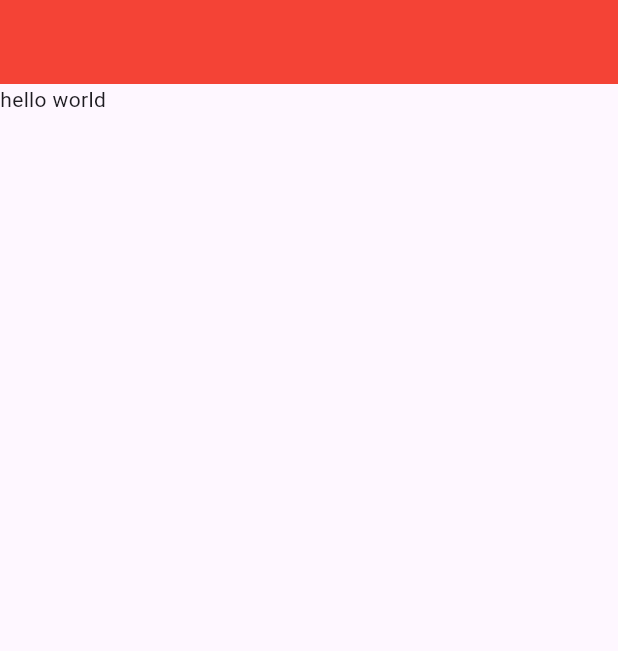
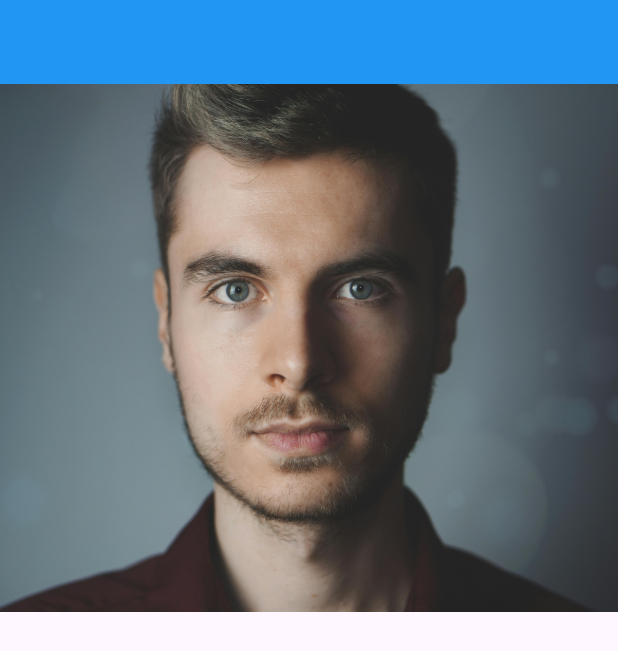
Before and after one commit to OucheneMohamedNourElIslem658/flutter_learnnig, a Flutter app: the screen it shows after launch, on a phone screen of 412 x 824 dp. Shown: the top 651 px of the screen. Run offline on Flutter 3.47's test engine with Material 3 defaults, Android fonts, the phone set to English and light mode, and no system bars.

Commit message:
session 2

```diff
--- a/lib/main.dart
+++ b/lib/main.dart
@@ -1,3 +1,4 @@
+import 'package:flutter/cupertino.dart';
 import 'package:flutter/material.dart';
 
 void main(){
@@ -12,6 +13,7 @@ class MyApp extends StatelessWidget {
   @override
   Widget build(BuildContext context) {
     return const MaterialApp(
+      debugShowCheckedModeBanner: false,
       home: HomeScreen(),
     );
   }
@@ -24,10 +26,90 @@ class HomeScreen extends StatelessWidget {
   Widget build(BuildContext context) {
     return Scaffold(
       appBar: AppBar(
-        backgroundColor: Colors.red,
+        backgroundColor: Colors.blue,
       ),
 
-      body: const Text("hello world"),
+      // body: const Center(
+      //   child: Text(
+      //     "Hello world",
+      //     style: TextStyle(
+      //       color: Color.fromARGB(100, 196, 7, 1),
+      //       fontSize: 50,
+      //       fontWeight: FontWeight.bold,
+      //     ),
+      //   ),
+      // ),
+
+      // body: Center(
+      //   child: Container(
+      //     height: 200,
+      //     width: 200,
+      //     decoration: BoxDecoration(
+      //       gradient: const LinearGradient(
+      //         begin: Alignment.topLeft,
+      //         end: Alignment.center,
+      //         colors: [
+      //           Colors.blue,
+      //           Colors.green
+      //         ]
+      //       ),
+      //       borderRadius: const BorderRadius.vertical(
+      //         bottom: Radius.circular(20)
+      //       ),
+      //       boxShadow: [
+      //         BoxShadow(
+      //           color: Colors.black.withOpacity(0.2),
+      //           offset: const Offset(10, 10),
+      //           spreadRadius: 20,
+      //           blurRadius: 20
+      //         ),
+      //       ]
+      //     ),
+      //   ),
+      // ),
+
+      // body: Center(
+      //   child: Container(
+      //     height: 200,
+      //     width: 200,
+      //     alignment: Alignment.center,
+      //     decoration: const BoxDecoration(
+      //       color: Colors.red,
+      //     ),
+      //     child: const Text(
+      //       "Hello world",
+      //       style: TextStyle(
+      //         fontSize: 30
+      //       ),
+      //     ),
+      //   ),
+      // ),
+
+      // body: const Center(
+      //   child: Icon(
+      //     // CupertinoIcons.home,
+      //     Icons.delete_forever_rounded,
+      //     size: 300,
+      //   ),
+      // ),
+
+      // body: Center(
+      //   child: Container(
+      //     height: 200,
+      //     width: 300,
+      //     color: Colors.red,
+      //     child: const Image(
+      //       image: NetworkImage("https://t3.ftcdn.net/jpg/02/99/04/20/360_F_299042079_vGBD7wIlSeNl7vOevWHiL93G4koMM967.jpg"),
+      //       height: 300,
+      //       width: 300,
+      //       fit: BoxFit.cover,
+      //     ),
+      //   ),
+      // ),
+
+      body: Image(
+        image: AssetImage('images/person.jpg'),
+      ),
     );
   }
 }
--- a/pubspec.yaml
+++ b/pubspec.yaml
@@ -59,9 +59,8 @@ flutter:
   uses-material-design: true
 
   # To add assets to your application, add an assets section, like this:
-  # assets:
-  #   - images/a_dot_burr.jpeg
-  #   - images/a_dot_ham.jpeg
+  assets:
+    - images/
 
   # An image asset can refer to one or more resolution-specific "variants", see
   # https://flutter.dev/to/resolution-aware-images
```
Also changed, not shown: images/person.jpg (added).
